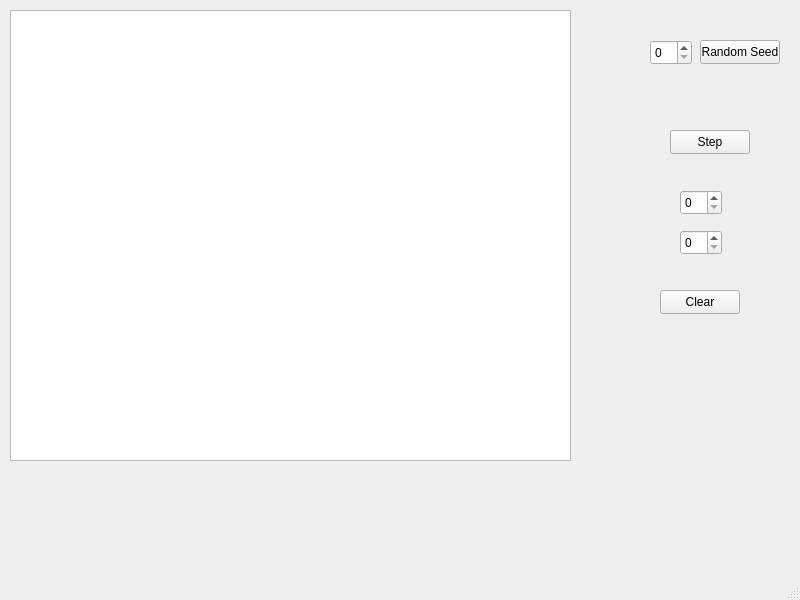
Above: mainwindow.ui from MateuszGuzy02/Game-Of-Life before the change. Below: the same form after it.
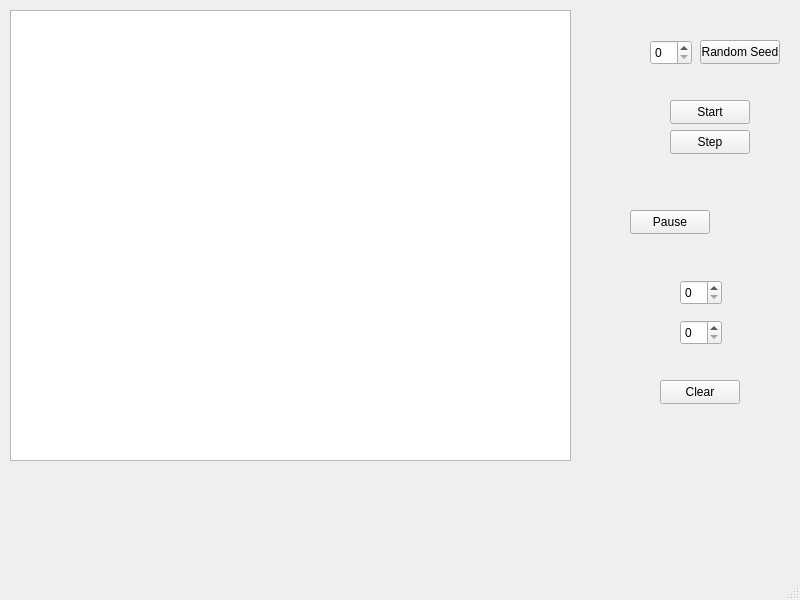
That is the form after the change.

Patch:
```diff
--- a/mainwindow.ui
+++ b/mainwindow.ui
@@ -41,7 +41,7 @@
     <property name="geometry">
      <rect>
       <x>680</x>
-      <y>190</y>
+      <y>280</y>
       <width>42</width>
       <height>25</height>
      </rect>
@@ -51,7 +51,7 @@
     <property name="geometry">
      <rect>
       <x>680</x>
-      <y>230</y>
+      <y>320</y>
       <width>42</width>
       <height>25</height>
      </rect>
@@ -84,7 +84,7 @@
     <property name="geometry">
      <rect>
       <x>660</x>
-      <y>290</y>
+      <y>380</y>
       <width>80</width>
       <height>24</height>
      </rect>
@@ -93,6 +93,32 @@
      <string>Clear</string>
     </property>
    </widget>
+   <widget class="QPushButton" name="startButton">
+    <property name="geometry">
+     <rect>
+      <x>670</x>
+      <y>100</y>
+      <width>80</width>
+      <height>24</height>
+     </rect>
+    </property>
+    <property name="text">
+     <string>Start</string>
+    </property>
+   </widget>
+   <widget class="QPushButton" name="pauseResumeButton">
+    <property name="geometry">
+     <rect>
+      <x>630</x>
+      <y>210</y>
+      <width>80</width>
+      <height>24</height>
+     </rect>
+    </property>
+    <property name="text">
+     <string>Pause</string>
+    </property>
+   </widget>
   </widget>
   <widget class="QMenuBar" name="menubar">
    <property name="geometry">
```
